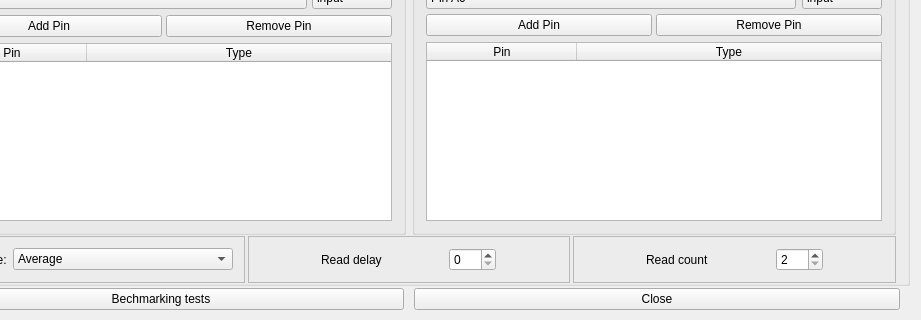
The window that MLC/GUI/Autogenerated/mlc_qtcreator/board_config_design.ui (MachineLearningControl/OpenMLC-Python) describes before a commit, drawn with Qt 5; both pictures show x 103 to 1024 and y 355 to 675 of the 1024 by 675 pixel window.
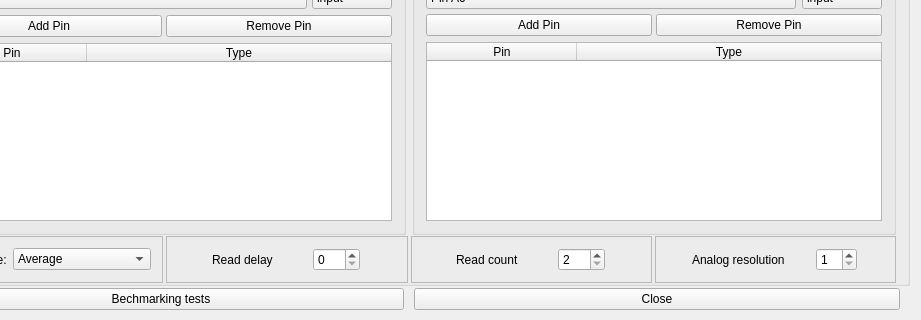
The same window after the commit.

Commit message:
Added analog resolution selector checkbox
* Added an SpinBox to in the board manager gui to select the analog resolution to use in the experiment
* Setted a default analog resolution on every board (the default is the max resolution of the microcontroller)

Patch:
```diff
--- a/MLC/GUI/Autogenerated/mlc_qtcreator/board_config_design.ui
+++ b/MLC/GUI/Autogenerated/mlc_qtcreator/board_config_design.ui
@@ -1144,6 +1144,47 @@
            </layout>
           </widget>
          </item>
+         <item>
+          <widget class="QFrame" name="frame">
+           <property name="frameShape">
+            <enum>QFrame::StyledPanel</enum>
+           </property>
+           <property name="frameShadow">
+            <enum>QFrame::Raised</enum>
+           </property>
+           <layout class="QHBoxLayout" name="horizontalLayout_15">
+            <item>
+             <widget class="QLabel" name="analog_resolution">
+              <property name="sizePolicy">
+               <sizepolicy hsizetype="Fixed" vsizetype="Preferred">
+                <horstretch>0</horstretch>
+                <verstretch>0</verstretch>
+               </sizepolicy>
+              </property>
+              <property name="text">
+               <string>Analog resolution</string>
+              </property>
+             </widget>
+            </item>
+            <item>
+             <widget class="QSpinBox" name="analog_resolution_spin">
+              <property name="sizePolicy">
+               <sizepolicy hsizetype="Fixed" vsizetype="Fixed">
+                <horstretch>0</horstretch>
+                <verstretch>0</verstretch>
+               </sizepolicy>
+              </property>
+              <property name="minimum">
+               <number>1</number>
+              </property>
+              <property name="maximum">
+               <number>32</number>
+              </property>
+             </widget>
+            </item>
+           </layout>
+          </widget>
+         </item>
         </layout>
        </item>
       </layout>
```
Left out of the diff: 17 changed lines with no effect on the pictures. The commit also changes 5 other files.
